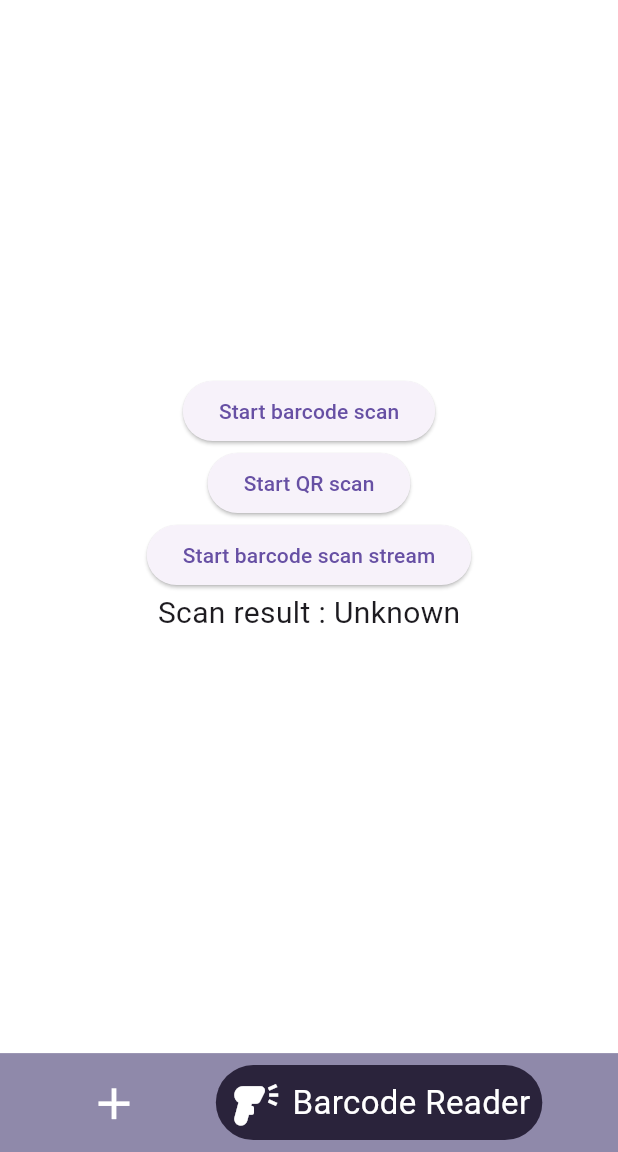
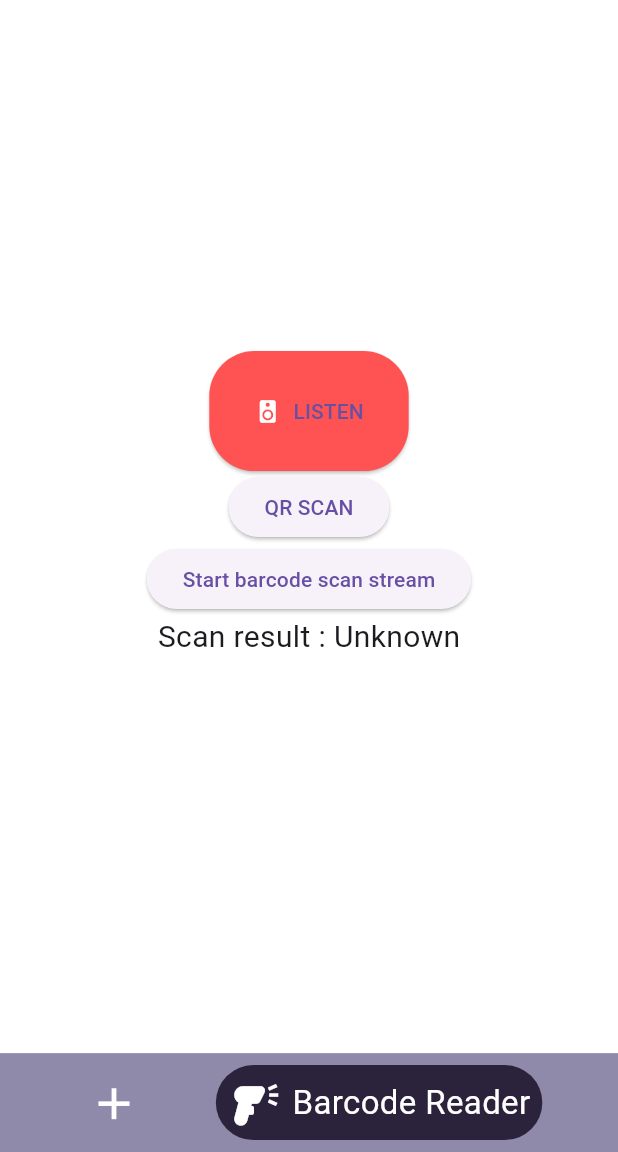
Before and after one commit to goycea/barcode_generator, a Flutter app: the screen it shows after launch, item 2 of the bottom bar chosen, on a phone screen of 412 x 824 dp, the part 84-1236 px from its top. Run offline on Flutter 3.47's test engine with Material 3 defaults, Android fonts, the phone set to English and light mode, and no system bars; drawn by our look-alikes of google_nav_bar; our stand-ins replace barcode_widget, flutter_tts, image_picker; missing offline and left inert: flutter_barcode_scanner.

Commit message:
addingSpeaking
adding library which provides text to speech at barcode reader window

```diff
--- a/lib/home/barcode_reader_page.dart
+++ b/lib/home/barcode_reader_page.dart
@@ -1,15 +1,23 @@
 import 'package:flutter/material.dart';
 import 'package:flutter/services.dart';
 import 'package:flutter_barcode_scanner/flutter_barcode_scanner.dart';
+import 'package:flutter_tts/flutter_tts.dart';
 
 class BarcodeReaderPage extends StatefulWidget {
-  const BarcodeReaderPage({Key? key}) : super(key: key);
 
   @override
   State<BarcodeReaderPage> createState() => _BarcodeReaderPageState();
+  const BarcodeReaderPage({Key? key}) : super(key: key);
+
 }
 
 class _BarcodeReaderPageState extends State<BarcodeReaderPage> {
+  FlutterTts flutterTts = FlutterTts();
+  double volume = 1.0;
+  double pitch = 1.0;
+  double speechRate = 0.5;
+  List<String>? languages;
+  String langCode = 'en-US';
   String _scanBarcode = 'Unknown';
 
   Future<void> startBarcodeScanStream() async {
@@ -69,11 +77,21 @@ class _BarcodeReaderPageState extends State<BarcodeReaderPage> {
             direction: Axis.vertical,
             mainAxisAlignment: MainAxisAlignment.center,
             children: <Widget>[
+              ElevatedButton.icon(
+                //When pressed, text to speech will be activated
+                onPressed: () => _speaking("Welcome to Barcode Scan App"),
+                icon: Icon(Icons.speaker, color: Colors.white), // Barcode icon
+                label: const Text('LISTEN'),
+                style: ElevatedButton.styleFrom(
+                  primary: Colors.redAccent, // Red background
+                  shape: RoundedRectangleBorder(
+                    borderRadius: BorderRadius.circular(30),
+                  ),
+                  padding: EdgeInsets.symmetric(horizontal: 30, vertical: 30), // Increased padding for bigger button
+                ),
+              ),
               ElevatedButton(
-                  onPressed: () => scanBarcodeNormal(),
-                  child: Text('Start barcode scan')),
-              ElevatedButton(
-                  onPressed: () => scanQR(), child: Text('Start QR scan')),
+                  onPressed: () => scanQR(), child: Text('QR SCAN')),
               ElevatedButton(
                   onPressed: () => startBarcodeScanStream(),
                   child: Text('Start barcode scan stream')),
@@ -81,4 +99,10 @@ class _BarcodeReaderPageState extends State<BarcodeReaderPage> {
                   style: TextStyle(fontSize: 20))
             ]));
   }
+  //Text to Speech the given string
+  Future _speaking(text) async {
+    await flutterTts.setLanguage("en-US");
+    await flutterTts.setPitch(1);
+    await flutterTts.speak(text);
+  }
 }
--- a/lib/main.dart
+++ b/lib/main.dart
@@ -1,5 +1,4 @@
 import 'package:flutter/material.dart';
-
 import 'home/home_view.dart';
 
 void main() {
--- a/pubspec.yaml
+++ b/pubspec.yaml
@@ -30,6 +30,7 @@ environment:
 dependencies:
   flutter:
     sdk: flutter
+  flutter_tts: ^3.8.5
 
 
   # The following adds the Cupertino Icons font to your application.
```
Also changed, not shown: lib/models/product_model.dart (deleted, +0 -8 lines), pubspec.lock, 5 other files.
